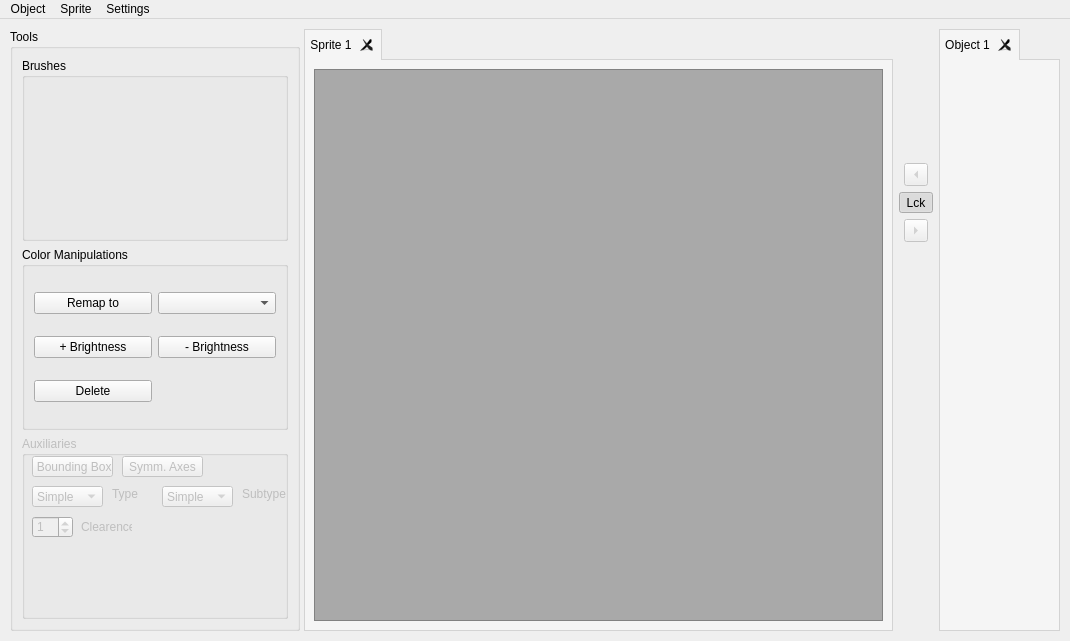
Above: editor_app/main_window.ui from danielmeinert/objectcreator before the change. Below: the same form after it.
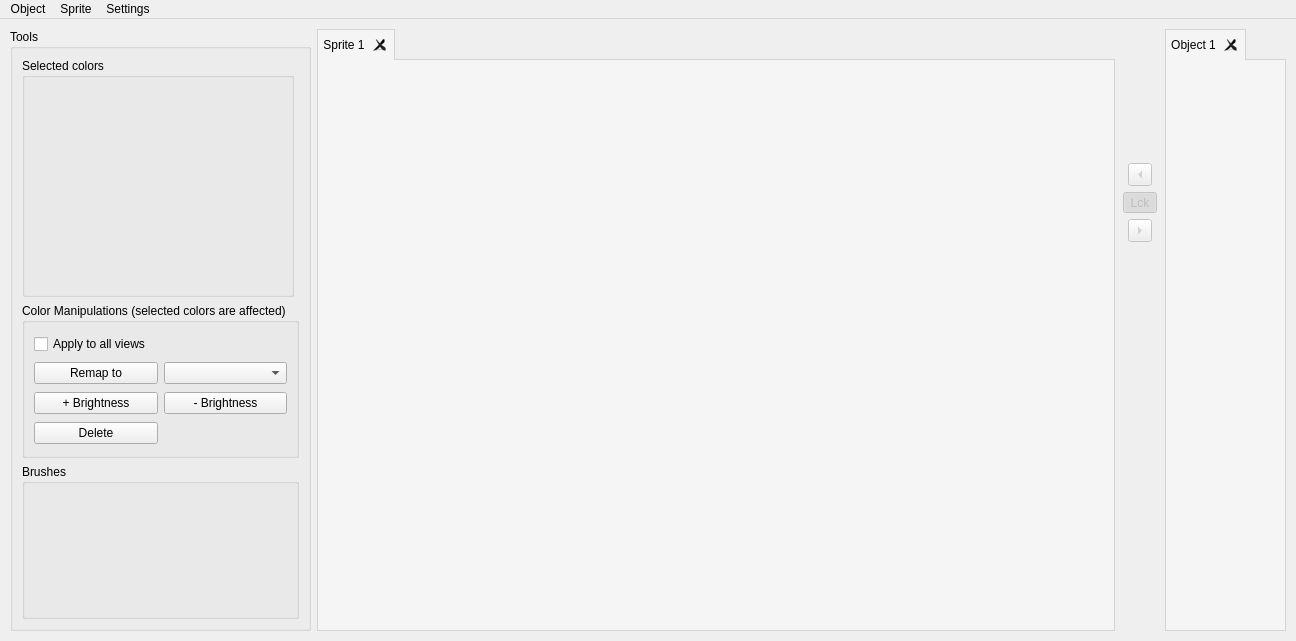
That is the form after the change.

```diff
--- a/editor_app/main_window.ui
+++ b/editor_app/main_window.ui
@@ -6,7 +6,7 @@
    <rect>
     <x>0</x>
     <y>0</y>
-    <width>1070</width>
+    <width>1296</width>
     <height>641</height>
    </rect>
   </property>
@@ -17,10 +17,7 @@
    <string notr="true"/>
   </property>
   <widget class="QWidget" name="centralwidget">
-   <layout class="QHBoxLayout" name="horizontalLayout">
-    <property name="spacing">
-     <number>4</number>
-    </property>
+   <layout class="QGridLayout" name="gridLayout">
     <property name="leftMargin">
      <number>10</number>
     </property>
@@ -33,265 +30,7 @@
     <property name="bottomMargin">
      <number>10</number>
     </property>
-    <item>
-     <widget class="QGroupBox" name="groupBox_tools">
-      <property name="sizePolicy">
-       <sizepolicy hsizetype="Fixed" vsizetype="Preferred">
-        <horstretch>0</horstretch>
-        <verstretch>0</verstretch>
-       </sizepolicy>
-      </property>
-      <property name="minimumSize">
-       <size>
-        <width>290</width>
-        <height>0</height>
-       </size>
-      </property>
-      <property name="title">
-       <string>Tools</string>
-      </property>
-      <layout class="QVBoxLayout" name="verticalLayout_4">
-       <item>
-        <widget class="QGroupBox" name="groupBox_Brushes">
-         <property name="title">
-          <string>Brushes</string>
-         </property>
-        </widget>
-       </item>
-       <item>
-        <widget class="QGroupBox" name="groupBox_Colormani">
-         <property name="title">
-          <string>Color Manipulations</string>
-         </property>
-         <layout class="QGridLayout" name="gridLayout_3">
-          <item row="0" column="0">
-           <widget class="QPushButton" name="pushButton_remapTo">
-            <property name="text">
-             <string>Remap to</string>
-            </property>
-           </widget>
-          </item>
-          <item row="0" column="1">
-           <widget class="QComboBox" name="comboBox_remapToColor"/>
-          </item>
-          <item row="1" column="0">
-           <widget class="QPushButton" name="pushButton_incrBrightness">
-            <property name="text">
-             <string>+ Brightness</string>
-            </property>
-           </widget>
-          </item>
-          <item row="1" column="1">
-           <widget class="QPushButton" name="pushButton_decrBrightness">
-            <property name="text">
-             <string>- Brightness</string>
-            </property>
-           </widget>
-          </item>
-          <item row="2" column="0">
-           <widget class="QPushButton" name="pushButton_deleteColor">
-            <property name="text">
-             <string>Delete</string>
-            </property>
-           </widget>
-          </item>
-         </layout>
-        </widget>
-       </item>
-       <item>
-        <widget class="QGroupBox" name="groupBox_auxiliaries_2">
-         <property name="enabled">
-          <bool>false</bool>
-         </property>
-         <property name="title">
-          <string>Auxiliaries</string>
-         </property>
-         <widget class="QPushButton" name="pushButton_boundingBox_2">
-          <property name="geometry">
-           <rect>
-            <x>10</x>
-            <y>20</y>
-            <width>81</width>
-            <height>21</height>
-           </rect>
-          </property>
-          <property name="text">
-           <string> Bounding Box</string>
-          </property>
-          <property name="checkable">
-           <bool>true</bool>
-          </property>
-          <property name="checked">
-           <bool>false</bool>
-          </property>
-          <property name="autoDefault">
-           <bool>false</bool>
-          </property>
-          <property name="default">
-           <bool>false</bool>
-          </property>
-          <property name="flat">
-           <bool>false</bool>
-          </property>
-         </widget>
-         <widget class="QPushButton" name="pushButton_symmAxes_2">
-          <property name="geometry">
-           <rect>
-            <x>100</x>
-            <y>20</y>
-            <width>81</width>
-            <height>21</height>
-           </rect>
-          </property>
-          <property name="text">
-           <string>Symm. Axes</string>
-          </property>
-          <property name="checkable">
-           <bool>true</bool>
-          </property>
-         </widget>
-         <widget class="QLabel" name="label_clearence_2">
-          <property name="geometry">
-           <rect>
-            <x>59</x>
-            <y>80</y>
-            <width>51</width>
-            <height>21</height>
-           </rect>
-          </property>
-          <property name="text">
-           <string>Clearence</string>
-          </property>
-         </widget>
-         <widget class="QDoubleSpinBox" name="doubleSpinBox_clearence_2">
-          <property name="geometry">
-           <rect>
-            <x>10</x>
-            <y>80</y>
-            <width>41</width>
-            <height>22</height>
-           </rect>
-          </property>
-          <property name="toolTip">
-           <string notr="true">Object height</string>
-          </property>
-          <property name="decimals">
-           <number>0</number>
-          </property>
-          <property name="maximum">
-           <double>32.000000000000000</double>
-          </property>
-          <property name="singleStep">
-           <double>1.000000000000000</double>
-          </property>
-          <property name="value">
-           <double>1.000000000000000</double>
-          </property>
-         </widget>
-         <widget class="QComboBox" name="comboBox_subtype_2">
-          <property name="geometry">
-           <rect>
-            <x>10</x>
-            <y>50</y>
-            <width>71</width>
-            <height>21</height>
-           </rect>
-          </property>
-          <property name="autoFillBackground">
-           <bool>false</bool>
-          </property>
-          <property name="styleSheet">
-           <string notr="true"/>
-          </property>
-          <item>
-           <property name="text">
-            <string>Simple</string>
-           </property>
-          </item>
-          <item>
-           <property name="text">
-            <string>Animated</string>
-           </property>
-          </item>
-          <item>
-           <property name="text">
-            <string>Glass</string>
-           </property>
-          </item>
-          <item>
-           <property name="text">
-            <string>Gardens</string>
-           </property>
-          </item>
-         </widget>
-         <widget class="QLabel" name="label_subtype_2">
-          <property name="geometry">
-           <rect>
-            <x>90</x>
-            <y>50</y>
-            <width>51</width>
-            <height>16</height>
-           </rect>
-          </property>
-          <property name="text">
-           <string>Type</string>
-          </property>
-         </widget>
-         <widget class="QComboBox" name="comboBox_subtype_3">
-          <property name="geometry">
-           <rect>
-            <x>140</x>
-            <y>50</y>
-            <width>71</width>
-            <height>21</height>
-           </rect>
-          </property>
-          <property name="autoFillBackground">
-           <bool>false</bool>
-          </property>
-          <property name="styleSheet">
-           <string notr="true"/>
-          </property>
-          <item>
-           <property name="text">
-            <string>Simple</string>
-           </property>
-          </item>
-          <item>
-           <property name="text">
-            <string>Animated</string>
-           </property>
-          </item>
-          <item>
-           <property name="text">
-            <string>Glass</string>
-           </property>
-          </item>
-          <item>
-           <property name="text">
-            <string>Gardens</string>
-           </property>
-          </item>
-         </widget>
-         <widget class="QLabel" name="label_subtype_3">
-          <property name="geometry">
-           <rect>
-            <x>220</x>
-            <y>50</y>
-            <width>51</width>
-            <height>16</height>
-           </rect>
-          </property>
-          <property name="text">
-           <string>Subtype</string>
-          </property>
-         </widget>
-        </widget>
-       </item>
-      </layout>
-     </widget>
-    </item>
-    <item>
+    <item row="0" column="1">
      <widget class="QTabWidget" name="tabWidget_sprites">
       <property name="enabled">
        <bool>true</bool>
@@ -338,39 +77,76 @@
       <property name="tabBarAutoHide">
        <bool>false</bool>
       </property>
-      <widget class="QWidget" name="tab_Sprite">
+      <widget class="QWidget" name="tab_sprite">
        <property name="enabled">
         <bool>true</bool>
        </property>
        <attribute name="title">
         <string>Sprite 1</string>
        </attribute>
-       <layout class="QHBoxLayout" name="horizontalLayout_2">
-        <item>
-         <widget class="QScrollArea" name="scrollArea">
-          <property name="styleSheet">
-           <string notr="true">background-color: darkgrey;</string>
-          </property>
-          <property name="widgetResizable">
-           <bool>true</bool>
-          </property>
-          <widget class="QWidget" name="scrollAreaWidgetContents">
-           <property name="geometry">
-            <rect>
-             <x>0</x>
-             <y>0</y>
-             <width>571</width>
-             <height>552</height>
-            </rect>
-           </property>
-          </widget>
-         </widget>
-        </item>
-       </layout>
+       <layout class="QHBoxLayout" name="horizontalLayout_2"/>
       </widget>
      </widget>
     </item>
-    <item>
+    <item row="0" column="3">
+     <widget class="QTabWidget" name="tabWidget_objects">
+      <property name="sizePolicy">
+       <sizepolicy hsizetype="Minimum" vsizetype="Minimum">
+        <horstretch>0</horstretch>
+        <verstretch>0</verstretch>
+       </sizepolicy>
+      </property>
+      <property name="minimumSize">
+       <size>
+        <width>0</width>
+        <height>0</height>
+       </size>
+      </property>
+      <property name="styleSheet">
+       <string notr="true">
+QTabWidget::pane {
+  border: 1px solid lightgray;
+  top:-1px; 
+  background: rgb(245, 245, 245);; 
+} 
+
+QTabBar::tab {
+  background: rgb(230, 230, 230); 
+  border: 1px solid lightgray; 
+  padding: 5px;
+} 
+QTabBar::tab:selected { 
+  background: rgb(245, 245, 245); 
+  margin-bottom: -1px; 
+}
+QToolButton {background : lightgrey;
+border: 1px solid darkgrey;}
+</string>
+      </property>
+      <property name="currentIndex">
+       <number>0</number>
+      </property>
+      <property name="documentMode">
+       <bool>false</bool>
+      </property>
+      <property name="tabsClosable">
+       <bool>true</bool>
+      </property>
+      <property name="movable">
+       <bool>false</bool>
+      </property>
+      <property name="tabBarAutoHide">
+       <bool>false</bool>
+      </property>
+      <widget class="QWidget" name="tab_object">
+       <attribute name="title">
+        <string>Object 1</string>
+       </attribute>
+       <layout class="QHBoxLayout" name="horizontalLayout_3"/>
+      </widget>
+     </widget>
+    </item>
+    <item row="0" column="2">
      <widget class="QWidget" name="widget_spriteExchange" native="true">
       <property name="sizePolicy">
        <sizepolicy hsizetype="Fixed" vsizetype="Preferred">
@@ -434,6 +210,9 @@
        </item>
        <item alignment="Qt::AlignHCenter">
         <widget class="QToolButton" name="toolButton_lock">
+         <property name="enabled">
+          <bool>false</bool>
+         </property>
          <property name="minimumSize">
           <size>
            <width>28</width>
@@ -480,62 +259,133 @@
       </layout>
      </widget>
     </item>
-    <item>
-     <widget class="QTabWidget" name="tabWidget_objects">
+    <item row="0" column="0">
+     <widget class="QGroupBox" name="groupBox_tools">
       <property name="sizePolicy">
-       <sizepolicy hsizetype="Minimum" vsizetype="Minimum">
+       <sizepolicy hsizetype="Minimum" vsizetype="Preferred">
         <horstretch>0</horstretch>
         <verstretch>0</verstretch>
        </sizepolicy>
       </property>
       <property name="minimumSize">
        <size>
-        <width>0</width>
+        <width>280</width>
         <height>0</height>
        </size>
       </property>
-      <property name="styleSheet">
-       <string notr="true">
-QTabWidget::pane {
-  border: 1px solid lightgray;
-  top:-1px; 
-  background: rgb(245, 245, 245);; 
-} 
-
-QTabBar::tab {
-  background: rgb(230, 230, 230); 
-  border: 1px solid lightgray; 
-  padding: 5px;
-} 
-QTabBar::tab:selected { 
-  background: rgb(245, 245, 245); 
-  margin-bottom: -1px; 
-}
-QToolButton {background : lightgrey;
-border: 1px solid darkgrey;}
-</string>
+      <property name="maximumSize">
+       <size>
+        <width>310</width>
+        <height>16777215</height>
+       </size>
       </property>
-      <property name="currentIndex">
-       <number>0</number>
+      <property name="title">
+       <string>Tools</string>
       </property>
-      <property name="documentMode">
-       <bool>false</bool>
-      </property>
-      <property name="tabsClosable">
-       <bool>true</bool>
-      </property>
-      <property name="movable">
-       <bool>false</bool>
-      </property>
-      <property name="tabBarAutoHide">
-       <bool>false</bool>
-      </property>
-      <widget class="QWidget" name="tab_object">
-       <attribute name="title">
-        <string>Object 1</string>
-       </attribute>
-       <layout class="QHBoxLayout" name="horizontalLayout_3"/>
-      </widget>
+      <layout class="QVBoxLayout" name="verticalLayout_4">
+       <item>
+        <widget class="QGroupBox" name="groupBox_selectedColor">
+         <property name="sizePolicy">
+          <sizepolicy hsizetype="Fixed" vsizetype="Fixed">
+           <horstretch>0</horstretch>
+           <verstretch>0</verstretch>
+          </sizepolicy>
+         </property>
+         <property name="minimumSize">
+          <size>
+           <width>272</width>
+           <height>239</height>
+          </size>
+         </property>
+         <property name="title">
+          <string>Selected colors</string>
+         </property>
+         <property name="flat">
+          <bool>true</bool>
+         </property>
+         <layout class="QVBoxLayout" name="verticalLayout_2">
+          <property name="spacing">
+           <number>3</number>
+          </property>
+          <property name="leftMargin">
+           <number>0</number>
+          </property>
+          <property name="topMargin">
+           <number>0</number>
+          </property>
+          <property name="rightMargin">
+           <number>0</number>
+          </property>
+          <property name="bottomMargin">
+           <number>0</number>
+          </property>
+         </layout>
+        </widget>
+       </item>
+       <item>
+        <widget class="QGroupBox" name="groupBox_Colormani">
+         <property name="title">
+          <string>Color Manipulations (selected colors are affected)</string>
+         </property>
+         <property name="flat">
+          <bool>true</bool>
+         </property>
+         <layout class="QGridLayout" name="gridLayout_2">
+          <item row="0" column="0" colspan="2">
+           <widget class="QCheckBox" name="checkBox_allViews">
+            <property name="enabled">
+             <bool>true</bool>
+            </property>
+            <property name="text">
+             <string>Apply to all views</string>
+            </property>
+           </widget>
+          </item>
+          <item row="1" column="0">
+           <widget class="QPushButton" name="pushButton_remapTo">
+            <property name="text">
+             <string>Remap to</string>
+            </property>
+           </widget>
+          </item>
+          <item row="1" column="1">
+           <widget class="QComboBox" name="comboBox_remapToColor"/>
+          </item>
+          <item row="2" column="0">
+           <widget class="QPushButton" name="pushButton_incrBrightness">
+            <property name="text">
+             <string>+ Brightness</string>
+            </property>
+           </widget>
+          </item>
+          <item row="2" column="1">
+           <widget class="QPushButton" name="pushButton_decrBrightness">
+            <property name="text">
+             <string>- Brightness</string>
+            </property>
+           </widget>
+          </item>
+          <item row="3" column="0">
+           <widget class="QPushButton" name="pushButton_deleteColor">
+            <property name="text">
+             <string>Delete</string>
+            </property>
+           </widget>
+          </item>
+         </layout>
+        </widget>
+       </item>
+       <item>
+        <widget class="QGroupBox" name="groupBox_Brushes">
+         <property name="title">
+          <string>Brushes</string>
+         </property>
+         <property name="flat">
+          <bool>true</bool>
+         </property>
+        </widget>
+       </item>
+      </layout>
      </widget>
     </item>
    </layout>
@@ -545,7 +395,7 @@
     <rect>
      <x>0</x>
      <y>0</y>
-     <width>1070</width>
+     <width>1296</width>
      <height>21</height>
     </rect>
    </property>
```
